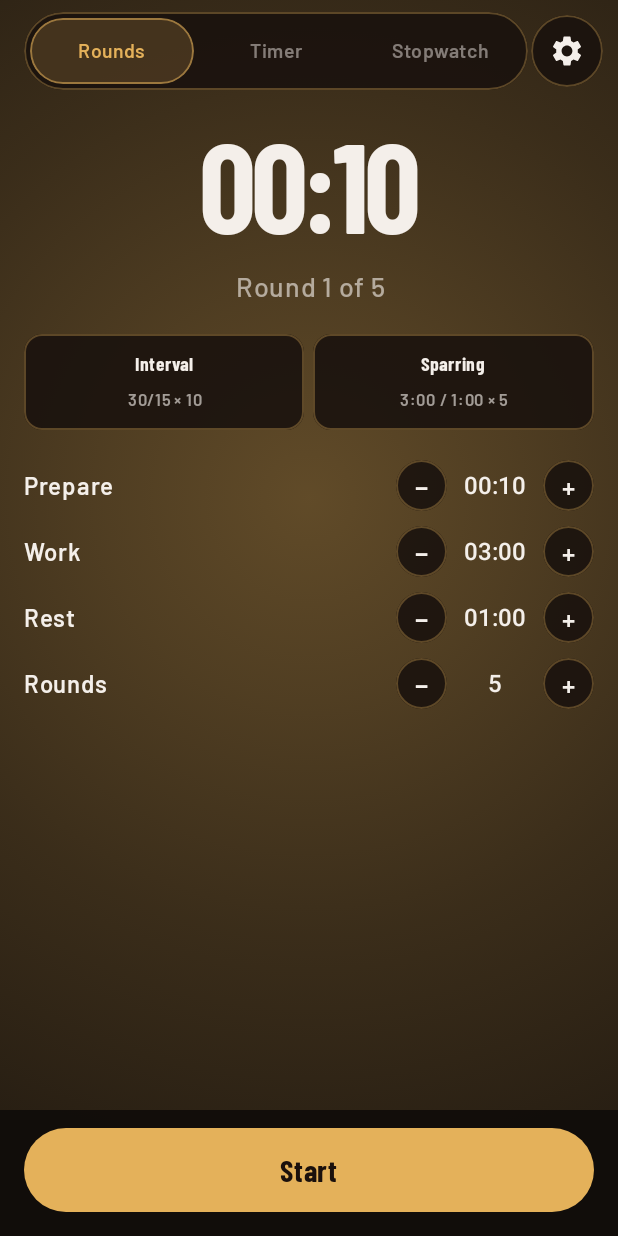
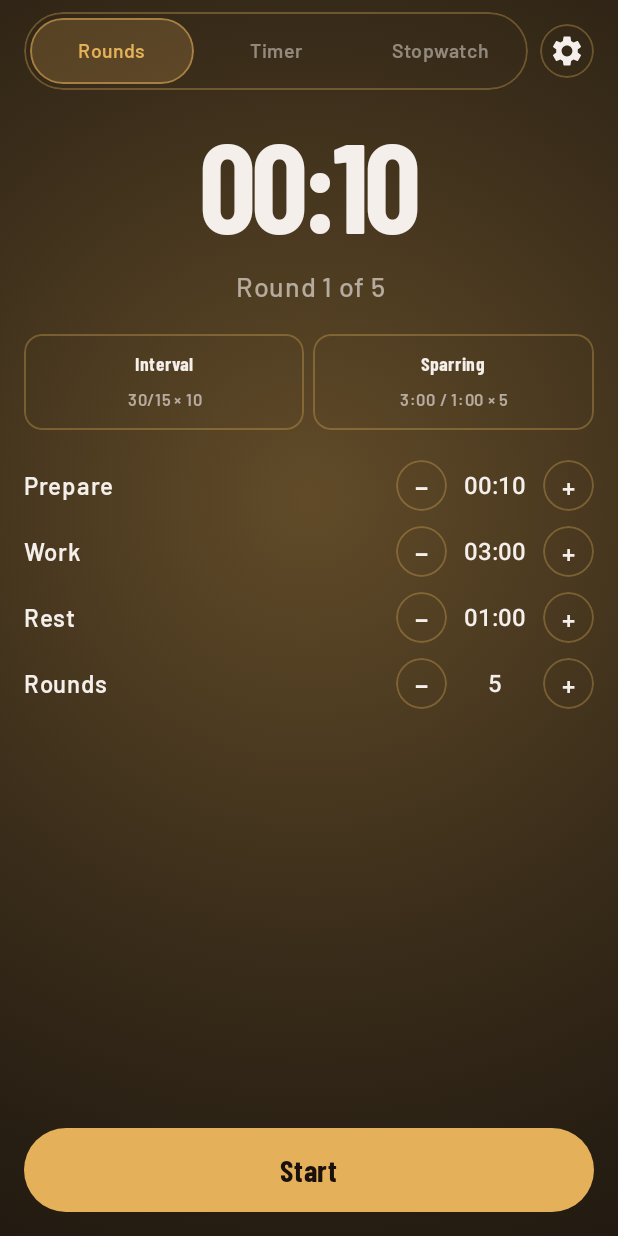
Before and after one commit to PawelJadach/round-timer, an Android app built with Jetpack Compose: the screen it shows after launch (MainActivity), on a phone screen of 412 x 824 dp. Run offline under Robolectric (Android 15) with nearby library versions, the phone set to English and light mode, and no system bars; pictures from the network do not load.

Commit message:
Make chrome controls transparent like iOS
Remove the opaque bottom bar fill and canvas fills on secondary actions,
mode tabs, preset chips, steppers, and settings gear — leave gold outlines
only so the glow shows through. Primary start/pause pills stay filled.

```diff
--- a/android/app/src/main/java/app/roundtimer/ui/TimerScreen.kt
+++ b/android/app/src/main/java/app/roundtimer/ui/TimerScreen.kt
@@ -33,7 +33,6 @@ import androidx.compose.foundation.verticalScroll
 import androidx.compose.material.icons.Icons
 import androidx.compose.material.icons.filled.Settings
 import androidx.compose.material3.Icon
-import androidx.compose.material3.IconButton
 import androidx.compose.material3.Text
 import androidx.compose.runtime.Composable
 import androidx.compose.runtime.getValue
@@ -175,7 +174,6 @@ fun TimerScreen(
                 onLap,
                 Modifier
                     .fillMaxWidth()
-                    .background(Bg.copy(alpha = 0.94f))
                     .windowInsetsPadding(WindowInsets.safeDrawing)
                     .padding(horizontal = 16.dp, vertical = 12.dp),
             )
@@ -262,7 +260,6 @@ private fun TopBar(state: Display, onMode: (Mode) -> Unit, onSettingsOpen: (Bool
             modifier = Modifier
                 .weight(1f)
                 .clip(CircleShape)
-                .background(Canvas.copy(alpha = 0.9f))
                 .border(1.dp, Gold.copy(alpha = 0.32f), CircleShape)
                 .padding(4.dp),
         ) {
@@ -296,13 +293,13 @@ private fun TopBar(state: Display, onMode: (Mode) -> Unit, onSettingsOpen: (Bool
                 }
             }
         }
-        IconButton(
-            onClick = { onSettingsOpen(true) },
+        Box(
             modifier = Modifier
                 .size(36.dp)
                 .clip(CircleShape)
-                .background(Canvas.copy(alpha = 0.9f))
-                .border(1.dp, Gold.copy(alpha = 0.32f), CircleShape),
+                .border(1.dp, Gold.copy(alpha = 0.32f), CircleShape)
+                .clickableNoRipple { onSettingsOpen(true) },
+            contentAlignment = Alignment.Center,
         ) {
             Icon(Icons.Default.Settings, contentDescription = stringResource(R.string.settings_title), tint = Ink)
         }
@@ -342,7 +339,6 @@ private fun Chip(title: String, detail: String, modifier: Modifier, onClick: ()
     Column(
         modifier = modifier
             .clip(RoundedCornerShape(12.dp))
-            .background(Canvas.copy(alpha = 0.9f))
             .border(1.dp, Gold.copy(alpha = 0.32f), RoundedCornerShape(12.dp))
             .clickableNoRipple(onClick)
             .padding(vertical = 8.dp, horizontal = 8.dp),
@@ -392,7 +388,6 @@ private fun StepButton(label: String, description: String, onClick: () -> Unit)
         modifier = Modifier
             .size(34.dp)
             .clip(CircleShape)
-            .background(Canvas.copy(alpha = 0.9f))
             .border(1.dp, Gold.copy(alpha = 0.32f), CircleShape)
             .clickableNoRipple(onClick)
             .semantics { contentDescription = description },
@@ -606,7 +601,6 @@ private fun SecondaryButton(label: String, modifier: Modifier, onClick: () -> Un
         modifier = modifier
             .height(56.dp)
             .clip(CircleShape)
-            .background(Canvas.copy(alpha = 0.9f))
             .border(1.dp, Gold.copy(alpha = 0.32f), CircleShape)
             .clickableNoRipple(onClick),
         contentAlignment = Alignment.Center,
```
